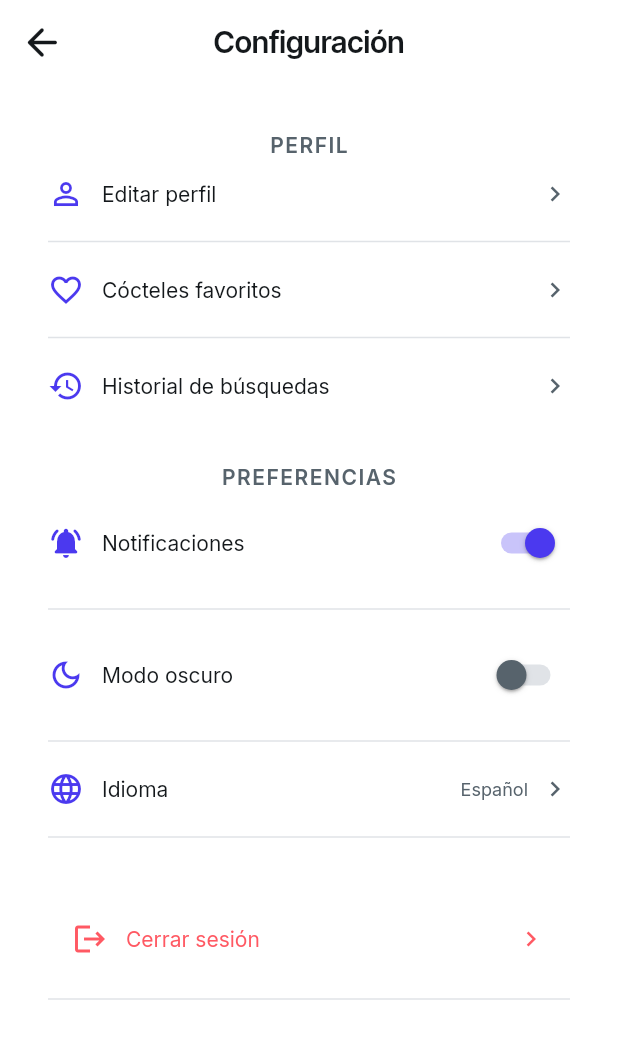
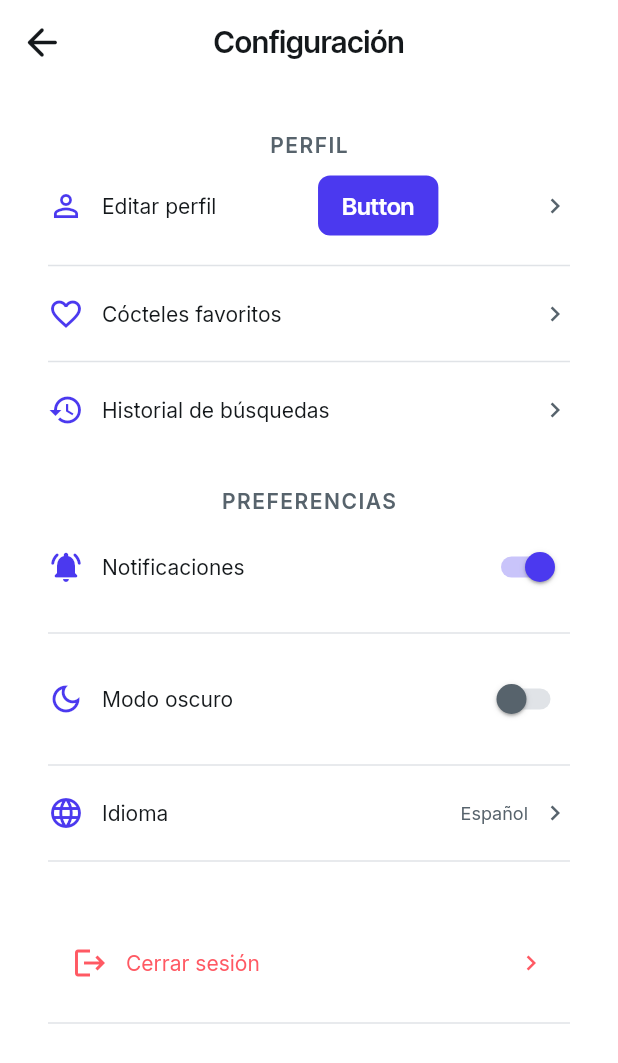
Before and after one commit to 00danielle00/MixItUp, a Flutter app: the ConfigurationWidget screen opened directly, on a phone screen of 412 x 824 dp. Shown: the top 1063 px of the screen. Run offline on Flutter 3.47's test engine with Material 3 defaults, Android fonts, the phone set to English and light mode, and no system bars; drawn by our look-alikes of auto_size_text; our stand-ins replace carousel_slider, flutter_animate, font_awesome_flutter, from_css_color, go_router, google_fonts and 4 more; missing offline and left inert: json_path; accounts and stored records are empty.

Commit message:
Updating to latest FlutterFlow output.

```diff
--- a/lib/pages/configuration/configuration_widget.dart
+++ b/lib/pages/configuration/configuration_widget.dart
@@ -2,6 +2,7 @@ import '/auth/supabase_auth/auth_util.dart';
 import '/flutter_flow/flutter_flow_icon_button.dart';
 import '/flutter_flow/flutter_flow_theme.dart';
 import '/flutter_flow/flutter_flow_util.dart';
+import '/flutter_flow/flutter_flow_widgets.dart';
 import '/index.dart';
 import 'package:flutter/material.dart';
 import 'package:google_fonts/google_fonts.dart';
@@ -161,6 +162,42 @@ class _ConfigurationWidgetState extends State<ConfigurationWidget> {
                                       ),
                                 ),
                               ].divide(SizedBox(width: 12.0)),
+                            ),
+                            FFButtonWidget(
+                              onPressed: () {
+                                print('Button pressed ...');
+                              },
+                              text: 'Button',
+                              options: FFButtonOptions(
+                                height: 40.0,
+                                padding: EdgeInsetsDirectional.fromSTEB(
+                                    16.0, 0.0, 16.0, 0.0),
+                                iconPadding: EdgeInsetsDirectional.fromSTEB(
+                                    0.0, 0.0, 0.0, 0.0),
+                                color: FlutterFlowTheme.of(context).primary,
+                                textStyle: FlutterFlowTheme.of(context)
+                                    .titleSmall
+                                    .override(
+                                      font: GoogleFonts.interTight(
+                                        fontWeight: FlutterFlowTheme.of(context)
+                                            .titleSmall
+                                            .fontWeight,
+                                        fontStyle: FlutterFlowTheme.of(context)
+                                            .titleSmall
+                                            .fontStyle,
+                                      ),
+                                      color: Colors.white,
+                                      letterSpacing: 0.0,
+                                      fontWeight: FlutterFlowTheme.of(context)
+                                          .titleSmall
+                                          .fontWeight,
+                                      fontStyle: FlutterFlowTheme.of(context)
+                                          .titleSmall
+                                          .fontStyle,
+                                    ),
+                                elevation: 0.0,
+                                borderRadius: BorderRadius.circular(8.0),
+                              ),
                             ),
                             Icon(
                               Icons.chevron_right,
```
